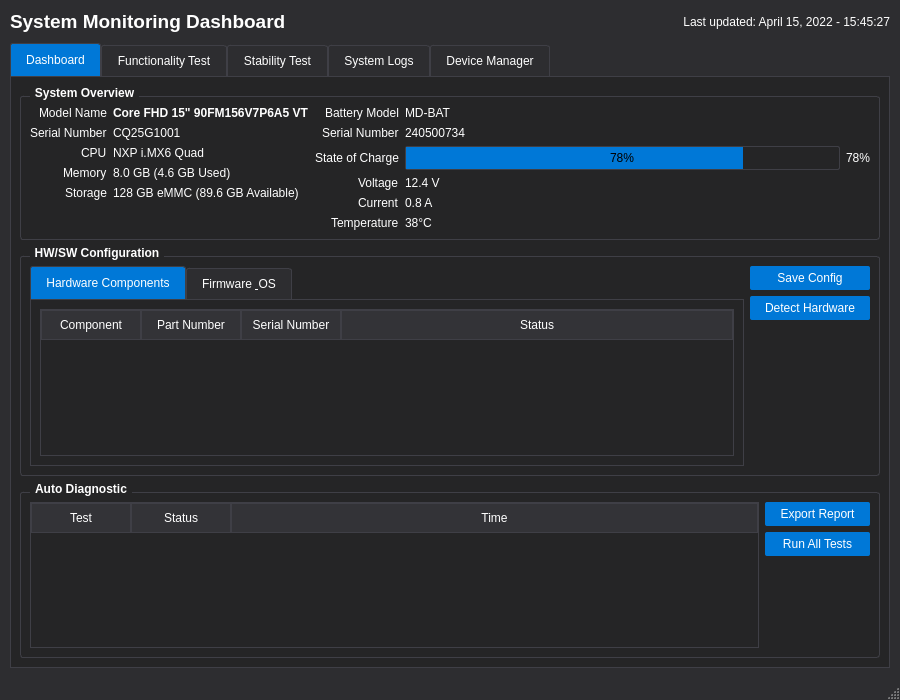
The window that gui/ui/main_window.ui (MingYuan-Chen/orion_v2) describes before a commit, drawn with Qt 5.
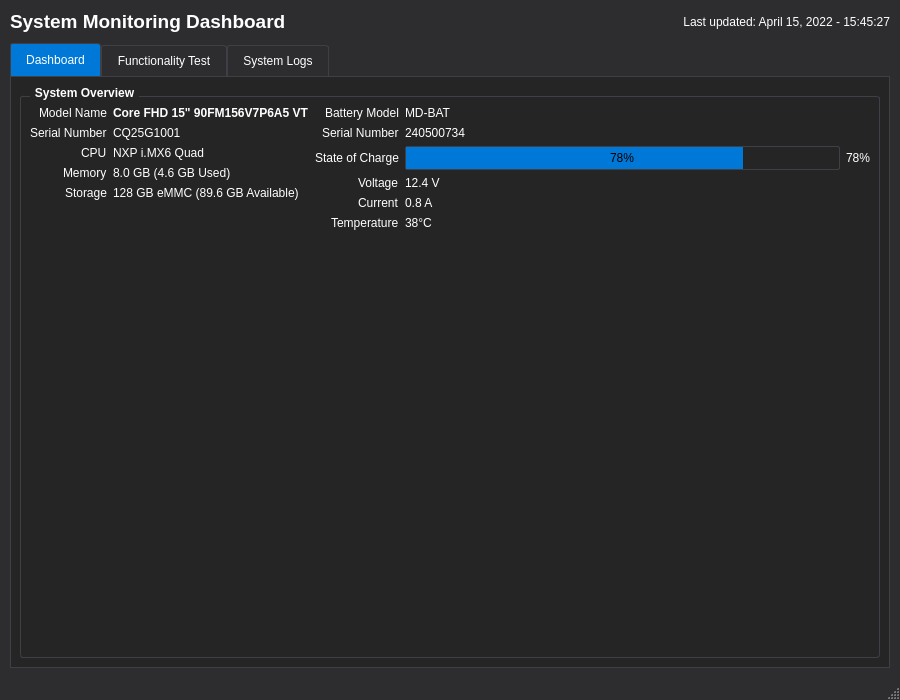
The same window after the commit.

Commit message: hide not apply gui

The edit to the form file:
```diff
--- a/gui/ui/main_window.ui
+++ b/gui/ui/main_window.ui
@@ -369,174 +369,6 @@
           </layout>
          </widget>
         </item>
-        <item>
-         <widget class="QGroupBox" name="groupBox_hw_config">
-          <property name="title">
-           <string>HW/SW Configuration</string>
-          </property>
-          <layout class="QVBoxLayout" name="verticalLayout_4">
-           <item>
-            <layout class="QHBoxLayout" name="horizontalLayout_3">
-             <item>
-              <widget class="QTabWidget" name="tabWidget_hw_config">
-               <property name="currentIndex">
-                <number>0</number>
-               </property>
-               <widget class="QWidget" name="tab_hw_components">
-                <attribute name="title">
-                 <string>Hardware Components</string>
-                </attribute>
-                <layout class="QVBoxLayout" name="verticalLayout_6">
-                 <item>
-                  <widget class="QTableWidget" name="tableWidget_hw">
-                   <property name="alternatingRowColors">
-                    <bool>true</bool>
-                   </property>
-                   <property name="selectionBehavior">
-                    <enum>QAbstractItemView::SelectRows</enum>
-                   </property>
-                   <attribute name="horizontalHeaderStretchLastSection">
-                    <bool>true</bool>
-                   </attribute>
-                   <column>
-                    <property name="text">
-                     <string>Component</string>
-                    </property>
-                   </column>
-                   <column>
-                    <property name="text">
-                     <string>Part Number</string>
-                    </property>
-                   </column>
-                   <column>
-                    <property name="text">
-                     <string>Serial Number</string>
-                    </property>
-                   </column>
-                   <column>
-                    <property name="text">
-                     <string>Status</string>
-                    </property>
-                   </column>
-                  </widget>
-                 </item>
-                </layout>
-               </widget>
-               <widget class="QWidget" name="tab_firmware">
-                <attribute name="title">
-                 <string>Firmware &amp; OS</string>
-                </attribute>
-               </widget>
-              </widget>
-             </item>
-             <item>
-              <layout class="QVBoxLayout" name="verticalLayout_5">
-               <item>
-                <widget class="QPushButton" name="pushButton_save_config">
-                 <property name="text">
-                  <string>Save Config</string>
-                 </property>
-                </widget>
-               </item>
-               <item>
-                <widget class="QPushButton" name="pushButton_detect_hw">
-                 <property name="text">
-                  <string>Detect Hardware</string>
-                 </property>
-                </widget>
-               </item>
-               <item>
-                <spacer name="verticalSpacer">
-                 <property name="orientation">
-                  <enum>Qt::Vertical</enum>
-                 </property>
-                 <property name="sizeHint" stdset="0">
-                  <size>
-                   <width>20</width>
-                   <height>40</height>
-                  </size>
-                 </property>
-                </spacer>
-               </item>
-              </layout>
-             </item>
-            </layout>
-           </item>
-          </layout>
-         </widget>
-        </item>
-        <item>
-         <widget class="QGroupBox" name="groupBox_diagnostics">
-          <property name="title">
-           <string>Auto Diagnostic</string>
-          </property>
-          <layout class="QVBoxLayout" name="verticalLayout_8">
-           <item>
-            <layout class="QHBoxLayout" name="horizontalLayout_4">
-             <item>
-              <widget class="QTableWidget" name="tableWidget_diagnostic">
-               <property name="alternatingRowColors">
-                <bool>true</bool>
-               </property>
-               <property name="selectionBehavior">
-                <enum>QAbstractItemView::SelectRows</enum>
-               </property>
-               <attribute name="horizontalHeaderStretchLastSection">
-                <bool>true</bool>
-               </attribute>
-               <column>
-                <property name="text">
-                 <string>Test</string>
-                </property>
-               </column>
-               <column>
-                <property name="text">
-                 <string>Status</string>
-                </property>
-               </column>
-               <column>
-                <property name="text">
-                 <string>Time</string>
-                </property>
-               </column>
-              </widget>
-             </item>
-             <item>
-              <layout class="QVBoxLayout" name="verticalLayout_7">
-               <item>
-                <widget class="QPushButton" name="pushButton_export_report">
-                 <property name="text">
-                  <string>Export Report</string>
-                 </property>
-                </widget>
-               </item>
-               <item>
-                <widget class="QPushButton" name="pushButton_run_tests">
-                 <property name="text">
-                  <string>Run All Tests</string>
-                 </property>
-                </widget>
-               </item>
-               <item>
-                <spacer name="verticalSpacer_2">
-                 <property name="orientation">
-                  <enum>Qt::Vertical</enum>
-                 </property>
-                 <property name="sizeHint" stdset="0">
-                  <size>
-                   <width>20</width>
-                   <height>40</height>
-                  </size>
-                 </property>
-                </spacer>
-               </item>
-              </layout>
-             </item>
-            </layout>
-           </item>
-          </layout>
-         </widget>
-        </item>
        </layout>
       </widget>
       <widget class="QWidget" name="tab_functionality">
@@ -779,11 +611,6 @@
         </item>
        </layout>
       </widget>
-      <widget class="QWidget" name="tab_stability">
-       <attribute name="title">
-        <string>Stability Test</string>
-       </attribute>
-      </widget>
       <widget class="QWidget" name="tab_logs">
        <attribute name="title">
         <string>System Logs</string>
@@ -1025,23 +852,6 @@
         </item>
        </layout>
       </widget>
-      <widget class="QWidget" name="tab_device">
-       <attribute name="title">
-        <string>Device Manager</string>
-       </attribute>
-       <layout class="QVBoxLayout" name="verticalLayout_9">
-        <item>
-         <widget class="QLabel" name="label_device_manager">
-          <property name="text">
-           <string>Device Manager will be loaded here dynamically</string>
-          </property>
-          <property name="alignment">
-           <set>Qt::AlignCenter</set>
-          </property>
-         </widget>
-        </item>
-       </layout>
-      </widget>
      </widget>
     </item>
    </layout>
```
The commit also changes 1 other file.
